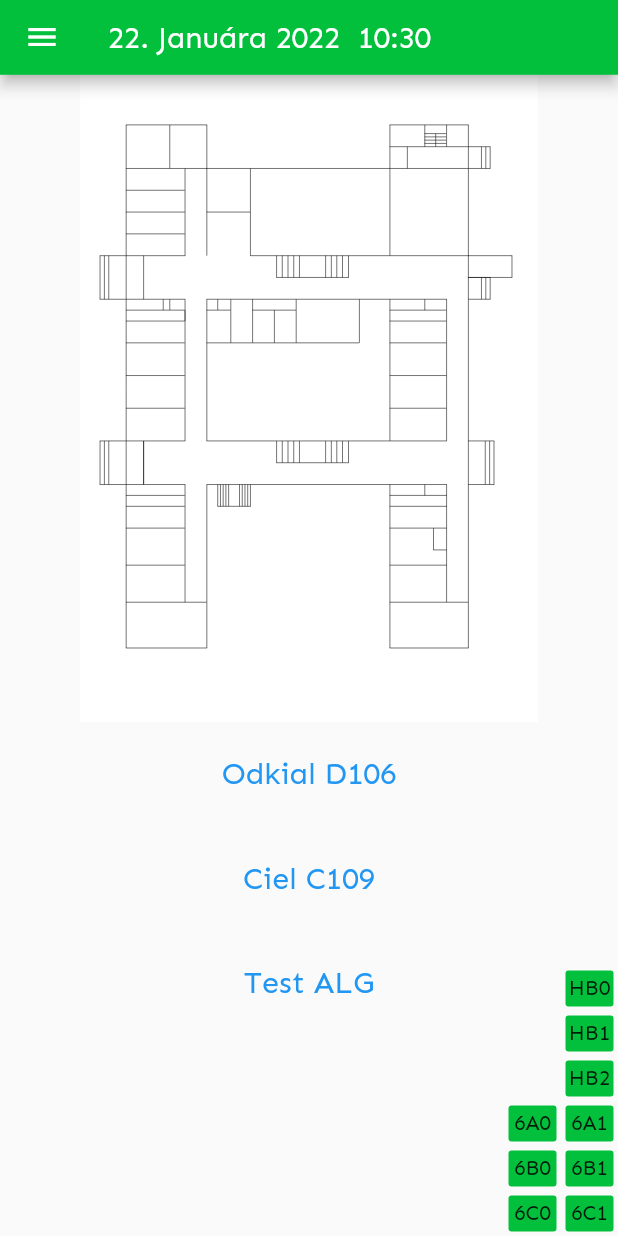
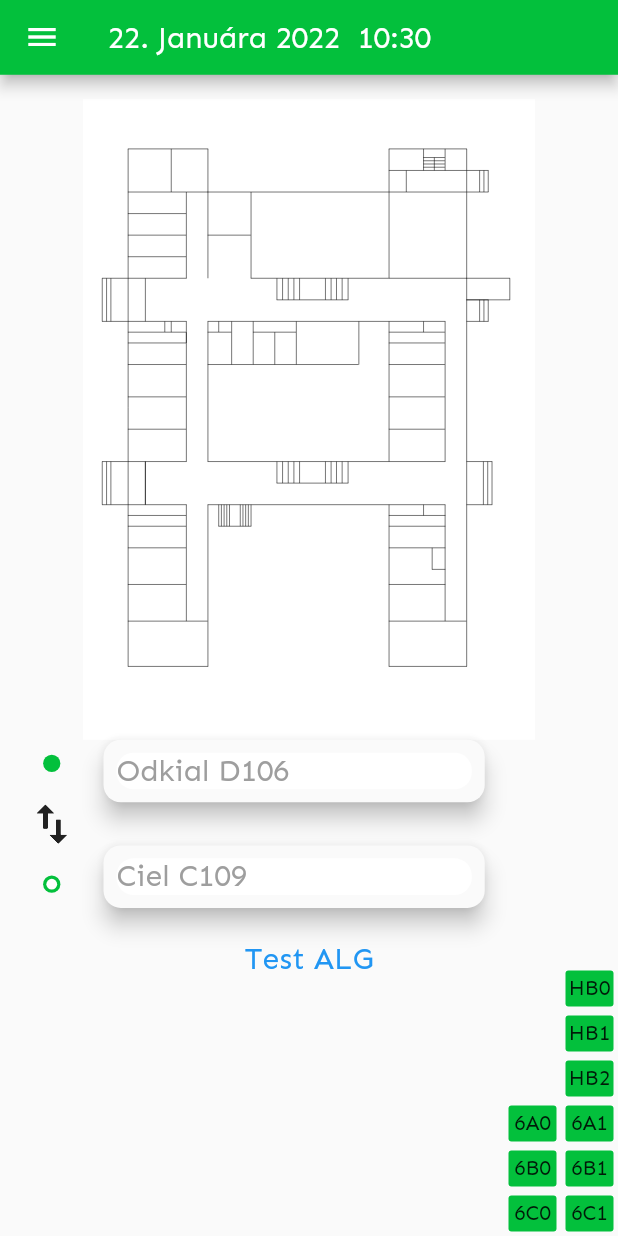
Before and after one commit to Moreplavec64/kop_spse, a Flutter app: the MapScreen screen opened by its route, on a phone screen of 412 x 824 dp. Run offline on Flutter 3.47's test engine with Material 2 defaults, Android fonts, the phone set to English and light mode, and no system bars; our stand-ins replace cloud_firestore, firebase_auth, firebase_core, flutter_svg, google_sign_in; missing offline and left inert: dijkstra, patterns_canvas; accounts and stored records are empty.

Commit message:
(+) nav search base

```diff
--- a/lib/providers/map.dart
+++ b/lib/providers/map.dart
@@ -74,6 +74,7 @@ class MapProvider with ChangeNotifier {
     print(routy);
     //nastavenie zobrazeneho podlazia na to kde sa zacina routa
     setPoschodie(
+      //TODO fix ak je routa prazdna => nav z tej istej miestnosti do tej istej
       suradniceWaypointov.keys.firstWhere(
         (e) => suradniceWaypointov[e]!.containsKey(route.first),
       ),
--- a/lib/widgets/map_screen_widgets/map_widget.dart
+++ b/lib/widgets/map_screen_widgets/map_widget.dart
@@ -41,23 +41,9 @@ class MapWidget extends StatelessWidget {
                 ),
               ),
             ),
-            Consumer<MapProvider>(
-              builder: (_, value, __) {
-                print('REBUILD');
-                return SearchFieldButton(
-                  isOdkial: true,
-                  provider: value,
-                );
-              },
-            ),
-            Consumer<MapProvider>(
-              builder: (_, value, __) {
-                return SearchFieldButton(
-                  isOdkial: false,
-                  provider: value,
-                );
-              },
-            ),
+            Padding(
+                padding: EdgeInsets.only(right: size.width * .15),
+                child: NavigationSearchWidget()),
             TextButton(
                 onPressed: () {
                   final x = Provider.of<MapProvider>(context, listen: false);
@@ -91,3 +77,62 @@ class MapWidget extends StatelessWidget {
     print('Nenajdene : $nenajdene');
   }
 }
+
+class NavigationSearchWidget extends StatelessWidget {
+  const NavigationSearchWidget({
+    Key? key,
+  }) : super(key: key);
+
+  @override
+  Widget build(BuildContext context) {
+    return Row(
+      children: [
+        Column(
+          children: [
+            CircleAvatar(
+              radius: 4,
+              backgroundColor: Theme.of(context).primaryColor,
+            ),
+            IconButton(onPressed: () {}, icon: Icon(Icons.swap_vert_outlined)),
+            Stack(
+              alignment: Alignment.center,
+              children: [
+                CircleAvatar(
+                  radius: 4,
+                  backgroundColor: Theme.of(context).primaryColor,
+                ),
+                CircleAvatar(
+                  radius: 2.5,
+                  backgroundColor: Colors.white,
+                ),
+              ],
+            ),
+          ],
+        ),
+        Wrap(
+          direction: Axis.vertical,
+          spacing: 20,
+          children: [
+            Consumer<MapProvider>(
+              builder: (_, value, __) {
+                return SearchFieldButton(
+                  isOdkial: true,
+                  provider: value,
+                );
+              },
+            ),
+            // SizedBox.expand(),
+            Consumer<MapProvider>(
+              builder: (_, value, __) {
+                return SearchFieldButton(
+                  isOdkial: false,
+                  provider: value,
+                );
+              },
+            ),
+          ],
+        ),
+      ],
+    );
+  }
+}
--- a/lib/widgets/map_screen_widgets/search_field_widget.dart
+++ b/lib/widgets/map_screen_widgets/search_field_widget.dart
@@ -13,17 +13,37 @@ class SearchFieldButton extends StatelessWidget {
 
   @override
   Widget build(BuildContext context) {
-    return TextButton(
-      onPressed: () => showSearch(
-        context: context,
-        delegate: Vyhladavanie(isOdkial),
-      ).then((value) {
-        print('Odkial ' + provider.getOdkial);
-        print('Ciel ' + provider.getKam);
-      }),
-      child: Text(isOdkial
-          ? 'Odkial ' + provider.getOdkial
-          : 'Ciel ' + provider.getKam),
+    bool isDefault = true;
+    return GestureDetector(
+      onTap: () {
+        showSearch(
+          context: context,
+          delegate: Vyhladavanie(isOdkial),
+        );
+        isDefault = true;
+      },
+      child: Material(
+        elevation: 6,
+        borderRadius: BorderRadius.all(
+          Radius.circular(8),
+        ),
+        child: Container(
+          width: MediaQuery.of(context).size.width * .4,
+          margin: const EdgeInsets.all(6),
+          decoration: BoxDecoration(
+            color: Colors.white,
+            borderRadius: BorderRadius.all(
+              Radius.circular(8),
+            ),
+          ),
+          child: Text(
+            isOdkial
+                ? 'Odkial ' + provider.getOdkial
+                : 'Ciel ' + provider.getKam,
+            style: TextStyle(color: isDefault ? Colors.grey : Colors.black),
+          ),
+        ),
+      ),
     );
   }
 }
```
